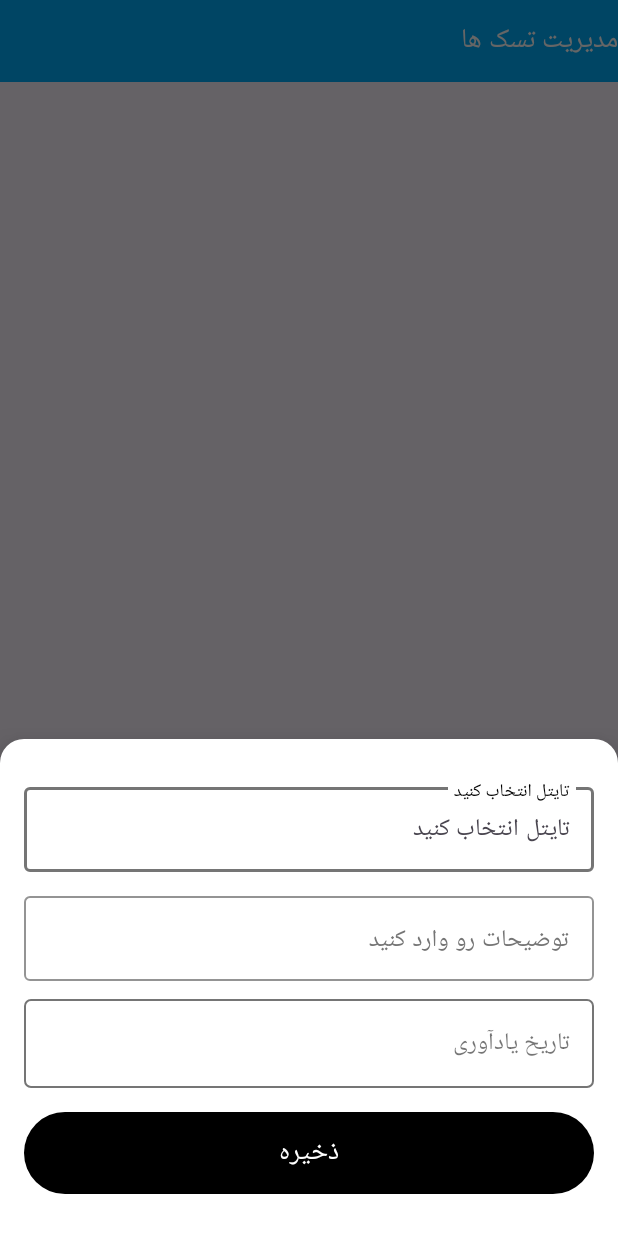
After one commit to AmirPirazad021/taskmanager, an Android app: the fragment UpsertTaskBottomSheet placed in its activity, on a phone screen of 412 x 824 dp. The commit adds this screen. Shown: the top 1233 px of the screen. Run offline under Robolectric (Android 15) with nearby library versions, the phone set to English and light mode, and no system bars; our stand-ins replace Dagger/Hilt's generated code, Room's generated code.

Commit message:
Feat: create ui and add drawables

```diff
--- /dev/null
+++ b/app/src/main/java/ir/badesaba/taskmanaer/presentation/ui/TasksListAdapter.kt
@@ -0,0 +1,75 @@
+package ir.badesaba.taskmanaer.presentation.ui
+
+import android.view.LayoutInflater
+import android.view.ViewGroup
+import androidx.recyclerview.widget.AsyncListDiffer
+import androidx.recyclerview.widget.DiffUtil
+import androidx.recyclerview.widget.RecyclerView
+import ir.badesaba.taskmanaer.R
+import ir.badesaba.taskmanaer.databinding.ItemTaskBinding
+import ir.badesaba.taskmanaer.domain.tasks.TasksModel
+
+class TasksListAdapter : RecyclerView.Adapter<TasksListAdapter.TaskViewHolder>() {
+    inner class TaskViewHolder(
+        val binding: ItemTaskBinding
+    ) : RecyclerView.ViewHolder(
+        binding.root
+    )
+
+    private var onClickItemDeleteListener: OnClickItemDeleteListener? = null
+
+    private val diffCallback = object : DiffUtil.ItemCallback<TasksModel>() {
+        override fun areItemsTheSame(
+            oldItem: TasksModel, newItem: TasksModel
+        ): Boolean {
+            return oldItem == newItem
+        }
+
+        override fun areContentsTheSame(
+            oldItem: TasksModel, newItem: TasksModel
+        ): Boolean {
+            return oldItem == newItem
+        }
+    }
+
+    private val differ = AsyncListDiffer(this, diffCallback)
+
+    var tasksList: List<TasksModel>
+        get() = differ.currentList
+        set(value) = differ.submitList(value)
+
+    override fun onCreateViewHolder(parent: ViewGroup, viewType: Int): TaskViewHolder {
+        return TaskViewHolder(
+            ItemTaskBinding.bind(
+                LayoutInflater.from(parent.context).inflate(
+                    R.layout.item_task, parent, false
+                )
+            )
+        )
+    }
+
+    override fun getItemCount(): Int {
+        return tasksList.size
+    }
+
+    override fun onBindViewHolder(holder: TaskViewHolder, position: Int) {
+        holder.binding.apply {
+            val task = tasksList[position]
+            tvTitle.text = task.title
+            tvDescription.text = task.description
+            tvDeadline.text = task.deadLine.toString()
+            ivDelete.setOnClickListener {
+                onClickItemDeleteListener?.onClickDeleteItem(task)
+            }
+        }
+    }
+
+    interface OnClickItemDeleteListener {
+        fun onClickDeleteItem(tasksModel: TasksModel)
+    }
+
+    fun setOnClickDeleteItemListener(onClickListener: OnClickItemDeleteListener?) {
+        this.onClickItemDeleteListener = onClickListener
+    }
+
+}
--- /dev/null
+++ b/app/src/main/java/ir/badesaba/taskmanaer/presentation/ui/UpsertTaskBottomSheet.kt
@@ -0,0 +1,55 @@
+package ir.badesaba.taskmanaer.presentation.ui
+
+import android.annotation.SuppressLint
+import android.os.Bundle
+import android.view.LayoutInflater
+import android.view.View
+import android.view.ViewGroup
+import androidx.fragment.app.DialogFragment
+import androidx.fragment.app.activityViewModels
+import com.google.android.material.bottomsheet.BottomSheetDialogFragment
+import ir.badesaba.taskmanaer.R
+import ir.badesaba.taskmanaer.databinding.UpsertTaskBinding
+import ir.badesaba.taskmanaer.presentation.viewmodel.TasksViewModel
+
+@SuppressLint("SetTextI18n")
+class UpsertTaskBottomSheet : BottomSheetDialogFragment() {
+
+    private val taskViewModel: TasksViewModel by activityViewModels()
+
+    private var _binding: UpsertTaskBinding? = null
+    private val binding get() = _binding!!
+
+    override fun onCreate(savedInstanceState: Bundle?) {
+        super.onCreate(savedInstanceState)
+        setStyle(DialogFragment.STYLE_NORMAL, R.style.BottomSheetDialogLightOption)
+    }
+
+    override fun onCreateView(
+        inflater: LayoutInflater,
+        container: ViewGroup?,
+        savedInstanceState: Bundle?
+    ): View {
+        _binding = UpsertTaskBinding.inflate(inflater, container, false)
+        return binding.root
+    }
+
+    override fun onViewCreated(view: View, savedInstanceState: Bundle?) {
+        super.onViewCreated(view, savedInstanceState)
+
+        binding.apply {
+            saveTask.setOnClickListener {
+                taskViewModel.updateTitle(edTitle.text.toString())
+                taskViewModel.updateDesc(etDescription.text.toString())
+                taskViewModel.updateDeadline("1724590545")
+                taskViewModel.upsertTask()
+            }
+        }
+
+    }
+
+    override fun onDestroyView() {
+        super.onDestroyView()
+        _binding = null
+    }
+}
--- /dev/null
+++ b/app/src/main/java/ir/badesaba/taskmanaer/utils/initRecyclerView.kt
@@ -0,0 +1,20 @@
+package ir.badesaba.taskmanaer.utils
+
+import android.content.Context
+import androidx.recyclerview.widget.LinearLayoutManager
+import androidx.recyclerview.widget.RecyclerView
+
+fun RecyclerView.initRecyclerView(
+    context: Context,
+    adapterInstance: RecyclerView.Adapter<*>,
+    isReversed: Boolean = false
+) {
+
+    this.apply {
+
+        layoutManager = LinearLayoutManager(context, LinearLayoutManager.VERTICAL, isReversed)
+
+        setHasFixedSize(false)
+        adapter = adapterInstance
+    }
+}
--- /dev/null
+++ b/app/src/main/res/drawable/ic_add.xml
@@ -0,0 +1,5 @@
+<vector xmlns:android="http://schemas.android.com/apk/res/android" android:height="24dp" android:tint="#000000" android:viewportHeight="24" android:viewportWidth="24" android:width="24dp">
+
+    <path android:fillColor="@android:color/white" android:pathData="M19,13h-6v6h-2v-6H5v-2h6V5h2v6h6v2z"/>
+
+</vector>
--- /dev/null
+++ b/app/src/main/res/drawable/ic_delete.xml
@@ -0,0 +1,5 @@
+<vector xmlns:android="http://schemas.android.com/apk/res/android" android:height="24dp" android:tint="#000000" android:viewportHeight="24" android:viewportWidth="24" android:width="24dp">
+
+    <path android:fillColor="@android:color/white" android:pathData="M6,19c0,1.1 0.9,2 2,2h8c1.1,0 2,-0.9 2,-2V7H6v12zM19,4h-3.5l-1,-1h-5l-1,1H5v2h14V4z"/>
+
+</vector>
--- /dev/null
+++ b/app/src/main/res/drawable/rectangle_bg_16dp_white.xml
@@ -0,0 +1,9 @@
+<?xml version="1.0" encoding="utf-8"?>
+<shape xmlns:android="http://schemas.android.com/apk/res/android"
+    android:shape="rectangle">
+    <corners
+        android:topLeftRadius="16dp"
+        android:topRightRadius="16dp" />
+
+    <solid android:color="@color/white" />
+</shape>
--- a/app/src/main/res/layout/activity_main.xml
+++ b/app/src/main/res/layout/activity_main.xml
@@ -7,4 +7,47 @@
     android:layout_height="match_parent"
     tools:context=".presentation.ui.MainActivity">
 
+    <TextView
+        android:id="@+id/toolbar"
+        android:layout_width="match_parent"
+        android:layout_height="wrap_content"
+        android:background="@color/primary"
+        android:paddingVertical="12dp"
+        android:text="@string/toolbar_name"
+        android:textColor="@color/white"
+        android:textSize="18sp"
+        app:layout_constraintTop_toTopOf="parent" />
+
+    <ViewSwitcher
+        android:id="@+id/vsTaskList"
+        android:layout_width="match_parent"
+        android:layout_height="0dp"
+        app:layout_constraintBottom_toBottomOf="parent"
+        app:layout_constraintTop_toBottomOf="@id/toolbar">
+
+        <androidx.recyclerview.widget.RecyclerView
+            android:id="@+id/rvTasks"
+            android:layout_width="match_parent"
+            android:layout_height="match_parent"
+            android:clipToPadding="true"
+            android:paddingTop="8dp"
+            android:paddingBottom="86dp" />
+
+        <ProgressBar
+            android:layout_width="wrap_content"
+            android:layout_height="wrap_content" />
+
+    </ViewSwitcher>
+
+    <com.google.android.material.floatingactionbutton.FloatingActionButton
+        android:id="@+id/fabAddTask"
+        android:layout_width="wrap_content"
+        android:layout_height="wrap_content"
+        android:layout_marginEnd="16dp"
+        android:layout_marginBottom="16dp"
+        android:contentDescription="@string/add_task"
+        android:src="@drawable/ic_add"
+        app:layout_constraintBottom_toBottomOf="parent"
+        app:layout_constraintRight_toRightOf="parent" />
+
 </androidx.constraintlayout.widget.ConstraintLayout>
--- /dev/null
+++ b/app/src/main/res/layout/upsert_task.xml
@@ -0,0 +1,89 @@
+<?xml version="1.0" encoding="utf-8"?>
+<LinearLayout xmlns:android="http://schemas.android.com/apk/res/android"
+    xmlns:app="http://schemas.android.com/apk/res-auto"
+    xmlns:tools="http://schemas.android.com/tools"
+    android:id="@+id/main"
+    android:fitsSystemWindows="true"
+    android:layout_width="match_parent"
+    android:layout_height="wrap_content"
+    android:paddingHorizontal="16dp"
+    android:orientation="vertical"
+    tools:context=".presentation.ui.MainActivity">
+
+    <Space
+        android:layout_width="wrap_content"
+        android:layout_height="24dp"/>
+
+    <com.google.android.material.textfield.TextInputLayout
+        android:id="@+id/tilTitle"
+        android:layout_width="match_parent"
+        android:layout_height="wrap_content"
+        android:textColorHint="@color/gray"
+        app:boxStrokeColor="@color/gray"
+        app:hintTextColor="@color/black"
+        app:placeholderText="@string/enter_title">
+
+        <com.google.android.material.textfield.TextInputEditText
+            android:id="@+id/edTitle"
+            android:layout_width="match_parent"
+            android:layout_height="wrap_content"
+            android:hint="@string/enter_title"
+            android:textColor="@color/black"
+            android:textSize="16sp" />
+
+    </com.google.android.material.textfield.TextInputLayout>
+
+    <Space
+        android:layout_width="wrap_content"
+        android:layout_height="8dp" />
+
+    <com.google.android.material.textfield.TextInputLayout
+        android:id="@+id/tilDescription"
+        android:layout_width="match_parent"
+        android:layout_height="wrap_content"
+        android:textColorHint="@color/gray"
+        app:boxStrokeColor="@color/gray"
+        app:hintTextColor="@color/black"
+        app:placeholderText="@string/enter_desc">
+
+        <com.google.android.material.textfield.TextInputEditText
+            android:id="@+id/etDescription"
+            android:layout_width="match_parent"
+            android:layout_height="wrap_content"
+            android:hint="@string/enter_desc"
+            android:textColor="@color/black"
+            android:textSize="16sp" />
+
+    </com.google.android.material.textfield.TextInputLayout>
+
+    <Space
+        android:layout_width="wrap_content"
+        android:layout_height="12dp" />
+
+    <TextView
+        android:layout_width="match_parent"
+        android:layout_height="wrap_content"
+        android:background="@drawable/border_r8"
+        android:paddingHorizontal="16dp"
+        android:paddingVertical="16dp"
+        android:text="@string/choose_deadline"
+        android:textSize="16sp" />
+
+    <Space
+        android:layout_width="wrap_content"
+        android:layout_height="12dp" />
+
+    <com.google.android.material.button.MaterialButton
+        android:id="@+id/saveTask"
+        android:layout_width="match_parent"
+        android:layout_height="wrap_content"
+        android:paddingVertical="12dp"
+        android:text="@string/save"
+        android:textSize="18sp"
+        app:backgroundTint="@color/black" />
+
+    <Space
+        android:layout_width="wrap_content"
+        android:layout_height="24dp"/>
+
+</LinearLayout>
```
Also changed, not shown: app/src/main/res/layout/item_task.xml (added, +57 -0 lines).
